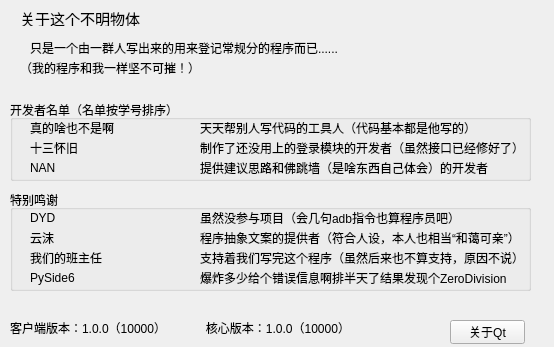
First picture: the form in ui/About.ui, repository JustNothing1021/Class-Manager, before the edit.
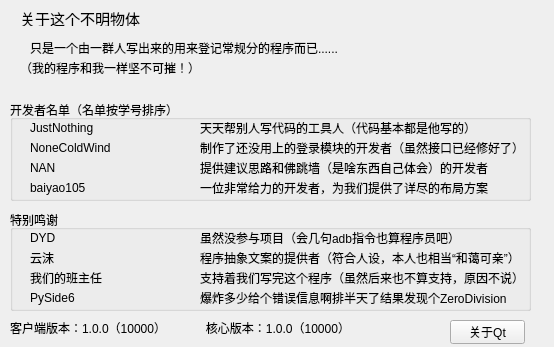
Second picture: the form after the edit.

Patch:
```diff
--- a/ui/About.ui
+++ b/ui/About.ui
@@ -58,7 +58,7 @@
      <x>10</x>
      <y>100</y>
      <width>521</width>
-     <height>81</height>
+     <height>101</height>
     </rect>
    </property>
    <property name="title">
@@ -74,7 +74,7 @@
      </rect>
     </property>
     <property name="text">
-     <string>真的啥也不是啊</string>
+     <string>JustNothing</string>
     </property>
    </widget>
    <widget class="QLabel" name="label_4">
@@ -87,7 +87,7 @@
      </rect>
     </property>
     <property name="text">
-     <string>十三怀旧</string>
+     <string>NoneColdWind</string>
     </property>
    </widget>
    <widget class="QLabel" name="label_5">
@@ -142,6 +142,32 @@
      <string>提供建议思路和佛跳墙（是啥东西自己体会）的开发者</string>
     </property>
    </widget>
+   <widget class="QLabel" name="label_9">
+    <property name="geometry">
+     <rect>
+      <x>20</x>
+      <y>80</y>
+      <width>101</width>
+      <height>16</height>
+     </rect>
+    </property>
+    <property name="text">
+     <string>baiyao105</string>
+    </property>
+   </widget>
+   <widget class="QLabel" name="label_10">
+    <property name="geometry">
+     <rect>
+      <x>190</x>
+      <y>80</y>
+      <width>301</width>
+      <height>16</height>
+     </rect>
+    </property>
+    <property name="text">
+     <string>一位非常给力的开发者，为我们提供了详尽的布局方案</string>
+    </property>
+   </widget>
   </widget>
   <widget class="QLabel" name="label_15">
    <property name="geometry">
@@ -168,7 +194,7 @@
    <property name="geometry">
     <rect>
      <x>10</x>
-     <y>190</y>
+     <y>210</y>
      <width>521</width>
      <height>101</height>
     </rect>
```
